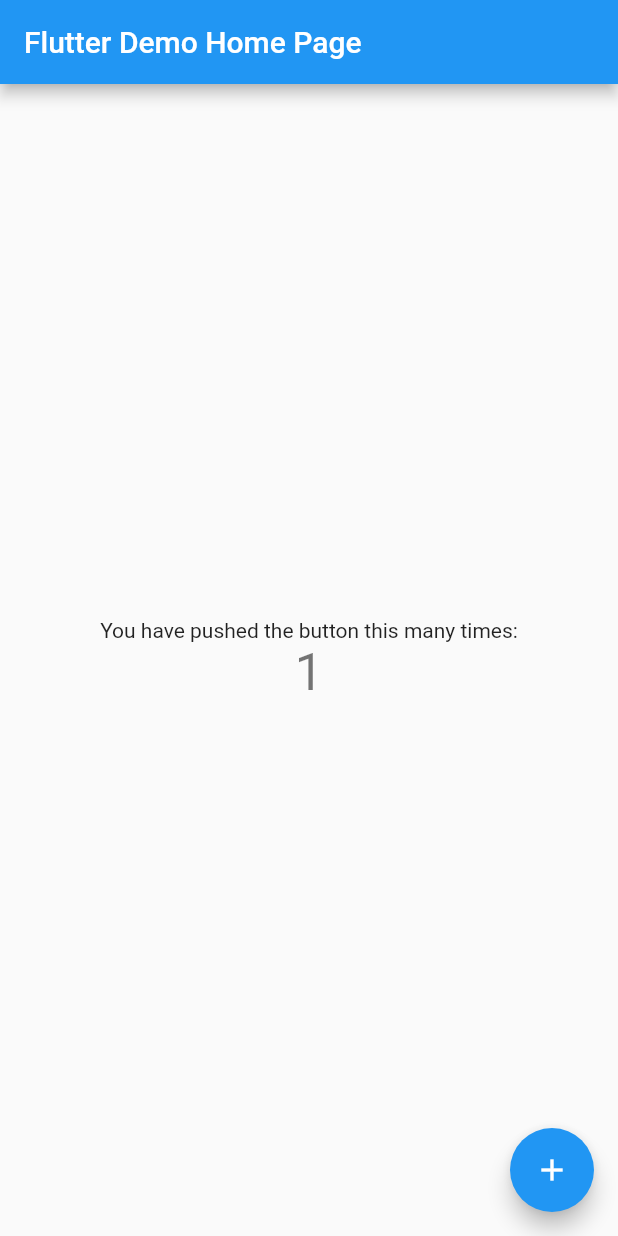
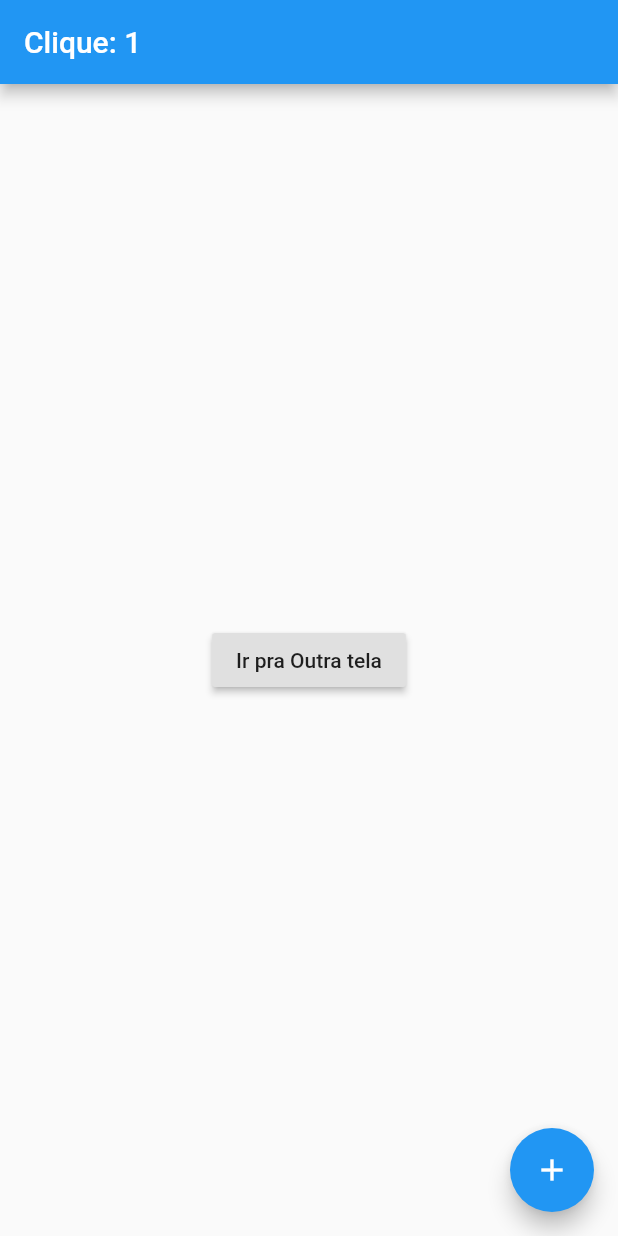
Before and after one commit to alexandref13/getx_firstCode, a Flutter app: the screen it shows after launch, after a tap on the "add" icon, on a phone screen of 412 x 824 dp. Run offline on Flutter 3.47's test engine with Material 2 defaults, Android fonts, the phone set to English and light mode, and no system bars; our stand-ins replace get.

```diff
--- a/lib/main.dart
+++ b/lib/main.dart
@@ -1,117 +1,70 @@
 import 'package:flutter/material.dart';
+import 'package:get/get.dart';
 
 void main() {
-  runApp(MyApp());
+  runApp(GetMaterialApp(
+    home: Home(),
+  ));
 }
 
-class MyApp extends StatelessWidget {
-  // This widget is the root of your application.
+class Controller extends GetxController {
+  var name = "Alexandre".obs;
+  changeName() => name.value = "Roberta";
+
+  var counter = 0.obs;
+  increment() => counter++;
+}
+
+class Home extends StatelessWidget {
+  final Controller c = Get.put(Controller());
+
   @override
   Widget build(BuildContext context) {
-    return MaterialApp(
-      title: 'Flutter Demo',
-      theme: ThemeData(
-        // This is the theme of your application.
-        //
-        // Try running your application with "flutter run". You'll see the
-        // application has a blue toolbar. Then, without quitting the app, try
-        // changing the primarySwatch below to Colors.green and then invoke
-        // "hot reload" (press "r" in the console where you ran "flutter run",
-        // or simply save your changes to "hot reload" in a Flutter IDE).
-        // Notice that the counter didn't reset back to zero; the application
-        // is not restarted.
-        primarySwatch: Colors.blue,
-        // This makes the visual density adapt to the platform that you run
-        // the app on. For desktop platforms, the controls will be smaller and
-        // closer together (more dense) than on mobile platforms.
-        visualDensity: VisualDensity.adaptivePlatformDensity,
+    return Scaffold(
+      appBar: AppBar(
+        title: Obx(() => Text("Clique: ${c.counter}")),
       ),
-      home: MyHomePage(title: 'Flutter Demo Home Page'),
+      body: Center(
+        child: RaisedButton(
+          child: Text("Ir pra Outra tela"),
+          onPressed: () => Get.to(
+            Other(),
+          ),
+        ),
+      ),
+      floatingActionButton: FloatingActionButton(
+        child: Icon(Icons.add),
+        onPressed: c.increment,
+      ),
     );
   }
 }
 
-class MyHomePage extends StatefulWidget {
-  MyHomePage({Key key, this.title}) : super(key: key);
-
-  // This widget is the home page of your application. It is stateful, meaning
-  // that it has a State object (defined below) that contains fields that affect
-  // how it looks.
-
-  // This class is the configuration for the state. It holds the values (in this
-  // case the title) provided by the parent (in this case the App widget) and
-  // used by the build method of the State. Fields in a Widget subclass are
-  // always marked "final".
-
-  final String title;
-
-  @override
-  _MyHomePageState createState() => _MyHomePageState();
-}
-
-class _MyHomePageState extends State<MyHomePage> {
-  int _counter = 0;
-
-  void _incrementCounter() {
-    setState(() {
-      // This call to setState tells the Flutter framework that something has
-      // changed in this State, which causes it to rerun the build method below
-      // so that the display can reflect the updated values. If we changed
-      // _counter without calling setState(), then the build method would not be
-      // called again, and so nothing would appear to happen.
-      _counter++;
-    });
-  }
-
+class Other extends StatelessWidget {
+  final Controller c = Get.find();
   @override
   Widget build(BuildContext context) {
-    // This method is rerun every time setState is called, for instance as done
-    // by the _incrementCounter method above.
-    //
-    // The Flutter framework has been optimized to make rerunning build methods
-    // fast, so that you can just rebuild anything that needs updating rather
-    // than having to individually change instances of widgets.
     return Scaffold(
-      appBar: AppBar(
-        // Here we take the value from the MyHomePage object that was created by
-        // the App.build method, and use it to set our appbar title.
-        title: Text(widget.title),
-      ),
-      body: Center(
-        // Center is a layout widget. It takes a single child and positions it
-        // in the middle of the parent.
-        child: Column(
-          // Column is also a layout widget. It takes a list of children and
-          // arranges them vertically. By default, it sizes itself to fit its
-          // children horizontally, and tries to be as tall as its parent.
-          //
-          // Invoke "debug painting" (press "p" in the console, choose the
-          // "Toggle Debug Paint" action from the Flutter Inspector in Android
-          // Studio, or the "Toggle Debug Paint" command in Visual Studio Code)
-          // to see the wireframe for each widget.
-          //
-          // Column has various properties to control how it sizes itself and
-          // how it positions its children. Here we use mainAxisAlignment to
-          // center the children vertically; the main axis here is the vertical
-          // axis because Columns are vertical (the cross axis would be
-          // horizontal).
-          mainAxisAlignment: MainAxisAlignment.center,
-          children: <Widget>[
-            Text(
-              'You have pushed the button this many times:',
+      body: Column(
+        mainAxisAlignment: MainAxisAlignment.center,
+        children: [
+          Center(
+            child: RaisedButton(
+              child: Text('Voltar para HomePage'),
+              onPressed: () => Get.back(),
             ),
-            Text(
-              '$_counter',
-              style: Theme.of(context).textTheme.headline4,
+          ),
+          Center(
+            child: Obx(
+              () => Text("${c.counter}"),
             ),
-          ],
-        ),
+          ),
+        ],
       ),
       floatingActionButton: FloatingActionButton(
-        onPressed: _incrementCounter,
-        tooltip: 'Increment',
         child: Icon(Icons.add),
-      ), // This trailing comma makes auto-formatting nicer for build methods.
+        onPressed: c.increment,
+      ),
     );
   }
 }
```
Also changed, not shown: pubspec.yaml (+1 -9 lines), pubspec.lock, 2 other files.
